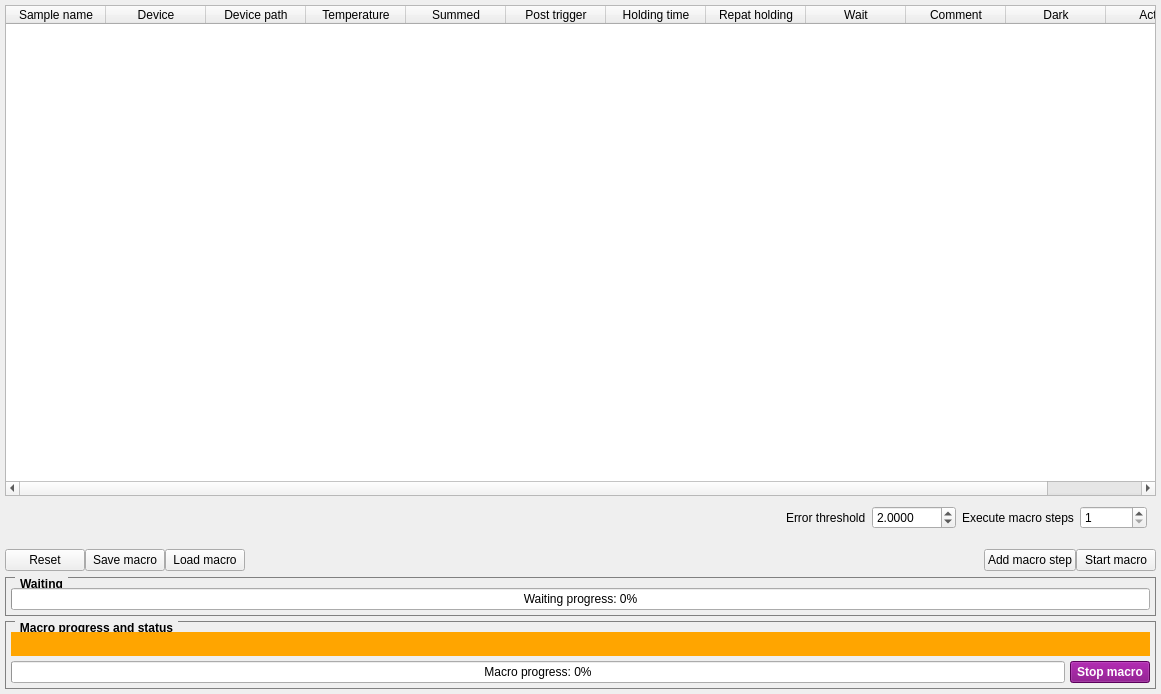
First picture: the form in P02.1/Revolver/macro/UI/layout_temperature_macro.ui, repository DESY-Petra-III/P02, before the edit.
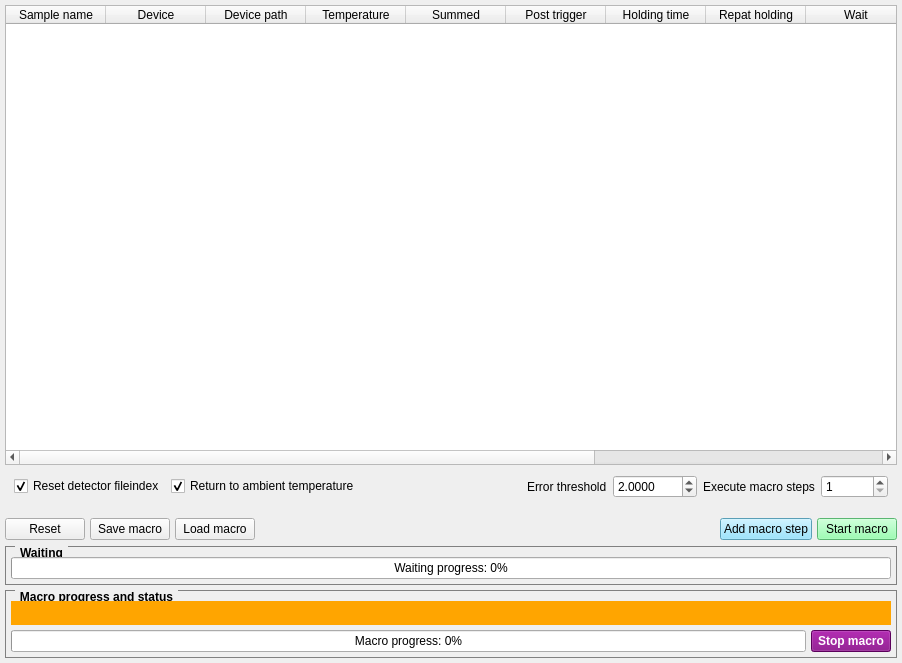
Second picture: the form after the edit.

```diff
--- a/P02.1/Revolver/macro/UI/layout_temperature_macro.ui
+++ b/P02.1/Revolver/macro/UI/layout_temperature_macro.ui
@@ -6,8 +6,8 @@
    <rect>
     <x>0</x>
     <y>0</y>
-    <width>1161</width>
-    <height>694</height>
+    <width>902</width>
+    <height>663</height>
    </rect>
   </property>
   <property name="windowTitle">
@@ -22,7 +22,7 @@
    </property>
    <item row="4" column="0">
     <widget class="QWidget" name="macro_main_controls" native="true">
-     <layout class="QGridLayout" name="gridLayout_4">
+     <layout class="QGridLayout" name="gridLayout_4" rowstretch="0">
       <property name="leftMargin">
        <number>0</number>
       </property>
@@ -35,7 +35,10 @@
       <property name="bottomMargin">
        <number>0</number>
       </property>
-      <property name="spacing">
+      <property name="horizontalSpacing">
+       <number>5</number>
+      </property>
+      <property name="verticalSpacing">
        <number>0</number>
       </property>
       <item row="0" column="1">
@@ -67,13 +70,30 @@
       </item>
       <item row="0" column="4">
        <widget class="QPushButton" name="button_add_macro">
+        <property name="styleSheet">
+         <string notr="true">QPushButton{background:#80DFFF}
+QPushButton:disabled{ background:silver;color:grey }</string>
+        </property>
         <property name="text">
          <string>Add macro step</string>
         </property>
+        <property name="autoDefault">
+         <bool>false</bool>
+        </property>
+        <property name="default">
+         <bool>false</bool>
+        </property>
+        <property name="flat">
+         <bool>false</bool>
+        </property>
        </widget>
       </item>
       <item row="0" column="5">
        <widget class="QPushButton" name="button_run_macros">
+        <property name="styleSheet">
+         <string notr="true">QPushButton{background:#80FF9F}
+QPushButton:disabled{ background:silver;color:grey }</string>
+        </property>
         <property name="text">
          <string>Start macro</string>
         </property>
@@ -202,7 +222,8 @@
         <item>
          <widget class="QPushButton" name="input_macro_halt">
           <property name="styleSheet">
-           <string notr="true">background:purple;font-weight:bold;color:#fff</string>
+           <string notr="true">QPushButton{background:purple;font-weight:bold;color:#fff;}
+QPushButton:disabled{ background:silver;color:grey }</string>
           </property>
           <property name="text">
            <string>Stop macro</string>
@@ -223,7 +244,7 @@
       <property name="topMargin">
        <number>5</number>
       </property>
-      <item row="0" column="0">
+      <item row="0" column="2">
        <spacer name="horizontalSpacer_3">
         <property name="orientation">
          <enum>Qt::Horizontal</enum>
@@ -236,7 +257,7 @@
         </property>
        </spacer>
       </item>
-      <item row="0" column="3">
+      <item row="0" column="5">
        <widget class="QLabel" name="label_8">
         <property name="sizePolicy">
          <sizepolicy hsizetype="Preferred" vsizetype="Preferred">
@@ -249,7 +270,7 @@
         </property>
        </widget>
       </item>
-      <item row="0" column="4">
+      <item row="0" column="6">
        <widget class="QSpinBox" name="repeat_macro">
         <property name="minimum">
          <number>1</number>
@@ -259,14 +280,14 @@
         </property>
        </widget>
       </item>
-      <item row="0" column="1">
+      <item row="0" column="3">
        <widget class="QLabel" name="label">
         <property name="text">
          <string>Error threshold</string>
         </property>
        </widget>
       </item>
-      <item row="0" column="2">
+      <item row="0" column="4">
        <widget class="QDoubleSpinBox" name="error_threshold">
         <property name="decimals">
          <number>4</number>
@@ -279,6 +300,26 @@
         </property>
        </widget>
       </item>
+      <item row="0" column="0">
+       <widget class="QCheckBox" name="macro_reset_fileindex">
+        <property name="text">
+         <string>Reset detector fileindex</string>
+        </property>
+        <property name="checked">
+         <bool>true</bool>
+        </property>
+       </widget>
+      </item>
+      <item row="0" column="1">
+       <widget class="QCheckBox" name="macro_return_to_ambient">
+        <property name="text">
+         <string>Return to ambient temperature</string>
+        </property>
+        <property name="checked">
+         <bool>true</bool>
+        </property>
+       </widget>
+      </item>
      </layout>
     </widget>
    </item>
```
